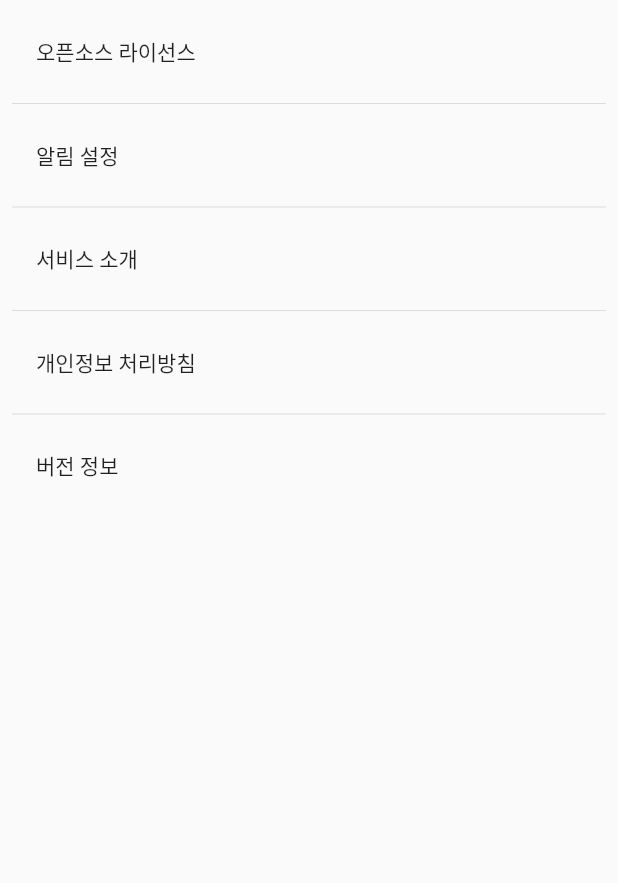
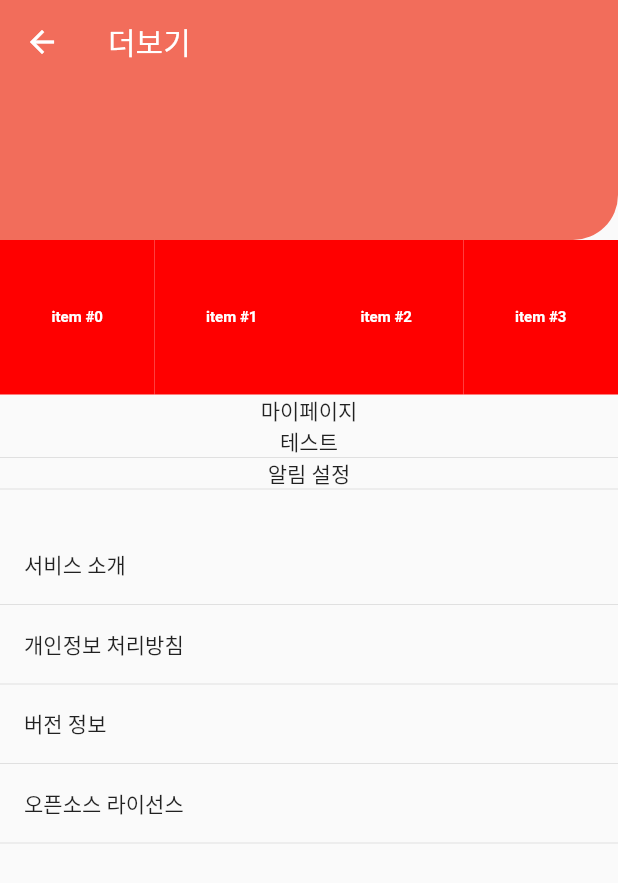
Before and after one commit to kry-p/gamealive_flutter, a Flutter app: the MorePage screen opened directly, on a phone screen of 412 x 824 dp. Shown: the top 883 px of the screen. Run offline on Flutter 3.47's test engine with Material 2 defaults, Android fonts, the phone set to English and light mode, and no system bars; our stand-ins replace ionicons.

Commit message:
Add 'More' tab UI elements

```diff
--- a/lib/src/app.dart
+++ b/lib/src/app.dart
@@ -1,9 +1,6 @@
-import 'package:curved_navigation_bar/curved_navigation_bar.dart';
-import 'package:custom_navigation_bar/custom_navigation_bar.dart';
-import 'package:fancy_bottom_navigation/fancy_bottom_navigation.dart';
 import 'package:flutter/material.dart';
-import 'package:gamealive/src/pages/dummypage1.dart';
-import 'package:gamealive/src/pages/dummypage2.dart';
+import 'package:gamealive/src/pages/home_page.dart';
+import 'package:gamealive/src/pages/search_page.dart';
 import 'package:gamealive/src/pages/more_page.dart';
 import 'package:ionicons/ionicons.dart';
 
@@ -18,45 +15,10 @@ class _AppState extends State<App> {
 
   int _currentPage = 1;
   final List<Widget> _navItems = [
-    Dummy1(),
-    Dummy2(),
+    SearchPage(),
+    HomePage(),
     MorePage(),
   ];
-
-  Widget _buildNavBar() {
-    return CustomNavigationBar(
-      items: [
-        CustomNavigationBarItem(icon: Icon(Ionicons.search_outline)),
-        CustomNavigationBarItem(icon: Icon(Ionicons.home_outline)),
-        CustomNavigationBarItem(icon: Icon(Ionicons.settings_outline)),
-      ],
-      iconSize: 24.0,
-      backgroundColor: Colors.white,
-      currentIndex: _currentPage,
-      onTap: (index) {
-        setState(() {
-          _currentPage = index;
-        });
-      }
-    );
-  }
-
-  Widget _buildCurvedNavBar() {
-    return CurvedNavigationBar(
-      backgroundColor: Colors.transparent,
-      height: 64,
-      items: <Widget>[
-        Icon(Ionicons.search_outline),
-        Icon(Ionicons.home_outline),
-        Icon(Ionicons.settings_outline),
-      ],
-      onTap: (index){
-        setState(() {
-          _currentPage = index;
-        });
-      }
-    );
-  }
 
   @override
   Widget build(BuildContext context) {
@@ -64,8 +26,8 @@ class _AppState extends State<App> {
       bottomNavigationBar: BottomNavigationBar(
         elevation: 0,
         items: [
+          BottomNavigationBarItem(icon: Icon(Ionicons.search_outline), label: '검색'),
           BottomNavigationBarItem(icon: Icon(Ionicons.home_outline), label: '홈'),
-          BottomNavigationBarItem(icon: Icon(Ionicons.search_outline), label: '검색'),
           BottomNavigationBarItem(icon: Icon(Ionicons.ellipsis_horizontal_outline), label: '더보기'),
         ],
         currentIndex: _currentPage,
--- /dev/null
+++ b/lib/src/components/menu_item.dart
@@ -0,0 +1,33 @@
+import 'package:flutter/material.dart';
+
+class MenuItem extends StatelessWidget {
+
+  final String title, description;
+  final Function onTap;
+
+  MenuItem({
+    this.title,
+    this.description,
+    this.onTap}) : assert(title != null);
+
+  @override
+  Widget build(BuildContext context) {
+    return InkWell(
+      child: Container(
+        child: Row(
+          children: [
+            Expanded(
+              child: Column(
+                children: [
+                  Text(title),
+                  description != null ? Text(description) : Container(),
+                ],
+              ),
+            ),
+          ],
+        ),
+      ),
+      onTap: onTap,
+    );
+  }
+}
--- a/lib/src/pages/dummypage1.dart
+++ b/lib/src/pages/home_page.dart
@@ -1,7 +1,7 @@
 import 'package:flutter/material.dart';
 
-class Dummy1 extends StatelessWidget {
-  const Dummy1({Key key}) : super(key: key);
+class HomePage extends StatelessWidget {
+  const HomePage({Key key}) : super(key: key);
 
   @override
   Widget build(BuildContext context) {
--- a/lib/src/pages/more_page.dart
+++ b/lib/src/pages/more_page.dart
@@ -1,27 +1,109 @@
 import 'package:flutter/material.dart';
+import 'package:gamealive/src/components/menu_item.dart';
 
 class MorePage extends StatelessWidget {
-  final List<String> entries = <String>[
-    '오픈소스 라이선스',
-    '알림 설정',
+
+  final List<String> commonMenu = <String>[
     '서비스 소개',
     '개인정보 처리방침',
     '버전 정보',
+    '오픈소스 라이선스',
   ];
+
+  final List<Widget> memberMenuWidget = <Widget>[
+    MenuItem(
+      title: '마이페이지',
+      description: '테스트',
+    ),
+    MenuItem(
+      title: '알림 설정',
+    ),
+  ];
+
+  Widget listItem(Color color, String title) => Container(
+    height: 32,
+    color: color,
+    child: Center(
+      child: Text(
+        "$title",
+        textAlign: TextAlign.center,
+        style: TextStyle(
+            color: Colors.white,
+            fontSize: 10.0,
+            fontWeight: FontWeight.bold,
+        ),
+      ),
+    ),
+  );
 
   @override
   Widget build(BuildContext context) {
-    return Container(
-      child: ListView.separated(
-        padding: EdgeInsets.all(8),
-        itemCount: entries.length,
-        itemBuilder: (BuildContext context, int index){
-          return Container(
-            padding: EdgeInsets.all(16),
-            child: Text(entries[index]),
-          );
-        },
-        separatorBuilder: (BuildContext context, int index) => const Divider(),
+    return Scaffold(
+      body: CustomScrollView(
+        slivers: <Widget>[
+          SliverAppBar(
+            title: Text("더보기"),
+            elevation: 8,
+            pinned: true,
+            floating: true,
+            expandedHeight: 160,
+            shape: RoundedRectangleBorder(
+              borderRadius: BorderRadius.only(
+                bottomRight: Radius.circular(30)
+              ),
+            ),
+          ),
+          SliverGrid(
+            gridDelegate: SliverGridDelegateWithFixedCrossAxisCount(
+              crossAxisCount: 4
+            ),
+            delegate: SliverChildBuilderDelegate(
+                (context, index) => listItem(Color.fromARGB(255,255,0,0),"item #$index"),
+              childCount: 4,
+            ),
+          ),
+          SliverList(
+            delegate: SliverChildBuilderDelegate(
+                  (BuildContext context, int index) {
+                final int itemIndex = index ~/ 2;
+                if (index.isEven) {
+                  return memberMenuWidget[itemIndex];
+                }
+                return Divider(height: 0, color: Colors.grey[300]);
+              },
+              semanticIndexCallback: (Widget widget, int localIndex) {
+                if (localIndex.isEven) {
+                  return localIndex ~/ 2;
+                }
+                return null;
+              },
+              childCount: 2*memberMenuWidget.length,
+            ),
+          ),
+          SliverPadding(
+            padding: EdgeInsets.only(bottom:24),
+          ),
+          SliverList(
+            delegate: SliverChildBuilderDelegate(
+                  (BuildContext context, int index) {
+                final int itemIndex = index ~/ 2;
+                if (index.isEven) {
+                  return Padding(
+                      child: Text(commonMenu[itemIndex]),
+                      padding: EdgeInsets.all(16));
+                }
+                return Divider(height: 0, color: Colors.grey[300]);
+              },
+              semanticIndexCallback: (Widget widget, int localIndex) {
+                if (localIndex.isEven) {
+                  return localIndex ~/ 2;
+                }
+                return null;
+              },
+              childCount: 2*commonMenu.length,
+            ),
+          ),
+        ],
       ),
     );
   }
--- a/lib/src/pages/dummypage2.dart
+++ b/lib/src/pages/search_page.dart
@@ -1,7 +1,7 @@
 import 'package:flutter/material.dart';
 
-class Dummy2 extends StatelessWidget {
-  const Dummy2({Key key}) : super(key: key);
+class SearchPage extends StatelessWidget {
+  const SearchPage({Key key}) : super(key: key);
 
   @override
   Widget build(BuildContext context) {
--- a/pubspec.yaml
+++ b/pubspec.yaml
@@ -27,10 +27,8 @@ dependencies:
   # icons
   ionicons: ^0.1.2
 
-  # Bottom navigation bar
-  fancy_bottom_navigation: ^0.3.2
-  custom_navigation_bar: ^0.8.2
-  curved_navigation_bar: ^0.3.7 #latest version
+  # expandable
+  expandable: ^5.0.1
 
   # The following adds the Cupertino Icons font to your application.
   # Use with the CupertinoIcons class for iOS style icons.
```
Also changed, not shown: pubspec.lock.
